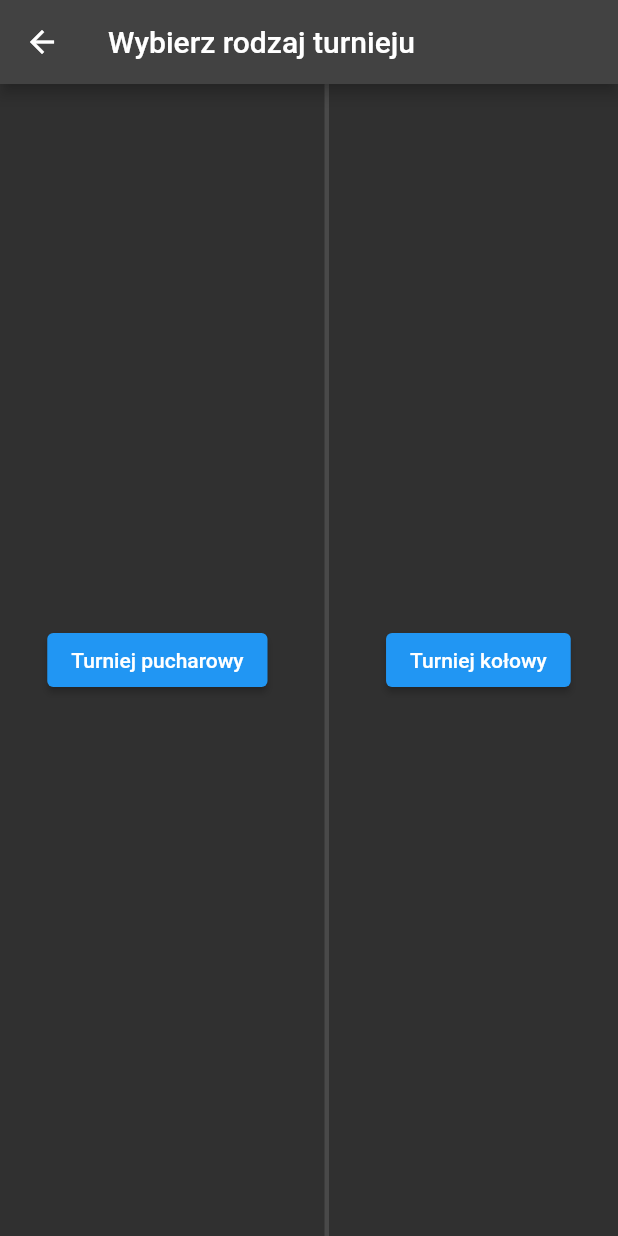
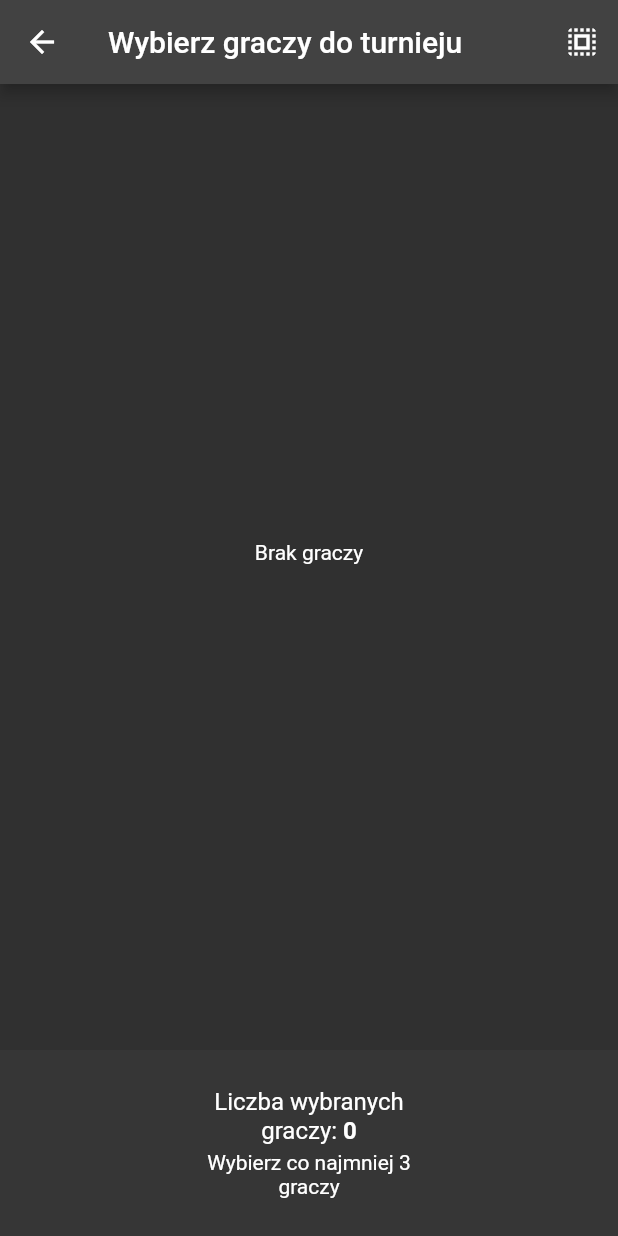
Before and after one commit to LislaV208/pingpong-score-tracker, a Flutter app: the TournamentTypeScreen screen opened by its route, after a tap on "Turniej kołowy", on a phone screen of 412 x 824 dp. Run offline on Flutter 3.47's test engine with Material 2 defaults, Android fonts, the phone set to English and light mode, and no system bars; our stand-ins replace flutter_bloc, flutter_hooks, freezed_annotation, hydrated_bloc, random_string, wakelock; missing offline and left inert: duration, stack.

Commit message:
Implement circular tournament players screen

```diff
--- a/lib/app.dart
+++ b/lib/app.dart
@@ -9,9 +9,11 @@ import 'package:pingpong_score_tracker/match/screens/double_match_config_screen.
 import 'package:pingpong_score_tracker/match/screens/double_match_screen.dart';
 import 'package:pingpong_score_tracker/match/screens/single_match_config_screen.dart';
 import 'package:pingpong_score_tracker/players/screens/players_screen.dart';
-import 'package:pingpong_score_tracker/tournament/bracket/screens/bracket_players_screen.dart';
+import 'package:pingpong_score_tracker/tournament/bracket/screens/bracket_tournament_players_screen.dart';
 import 'package:pingpong_score_tracker/tournament/bracket/screens/bracket_tournament_screen.dart';
 import 'package:pingpong_score_tracker/tournament/tournament_type_screen.dart';
+
+import 'tournament/circular/screens/circular_tournament_players_screen.dart';
 
 part 'app_routes.dart';
 
--- a/lib/app_routes.dart
+++ b/lib/app_routes.dart
@@ -11,8 +11,11 @@ final _appRoutes = {
   PlayersScreen.route: (_) => const PlayersScreen(),
   // AddEditPlayerScreen needs parameters, so it uses anonymous navigation
   // AddEditPlayerScreen.route: (_) => const AddEditPlayerScreen(),
-  BracketPlayersScreen.route: (_) => const BracketPlayersScreen(),
+  BracketTournamentPlayersScreen.route: (_) =>
+      const BracketTournamentPlayersScreen(),
   BracketTournamentScreen.route: (_) => const BracketTournamentScreen(),
   ConfigurationScreen.route: (_) => const ConfigurationScreen(),
   TournamentTypeScreen.route: (_) => const TournamentTypeScreen(),
+  CircularTournamentPlayersScreen.route: (_) =>
+      const CircularTournamentPlayersScreen(),
 };
--- a/lib/default_values.dart
+++ b/lib/default_values.dart
@@ -5,4 +5,7 @@ class DefaultValues {
   static const setsInMatch = 2;
   static const maxPlayersCount = 32;
   static const maxPlayerNameLength = 12;
+  static const minCircularTournamentPlayersCount = 3;
+
+  static const approxTimePerMatch = Duration(minutes: 5);
 }
--- a/lib/tournament/bracket/screens/bracket_players_screen.dart
+++ b/lib/tournament/circular/screens/circular_tournament_players_screen.dart
@@ -1,5 +1,3 @@
-import 'dart:math';
-
 import 'package:flutter/material.dart';
 import 'package:flutter_bloc/flutter_bloc.dart';
 import 'package:flutter_hooks/flutter_hooks.dart';
@@ -8,12 +6,13 @@ import 'package:pingpong_score_tracker/players/bloc/players_cubit.dart';
 import 'package:pingpong_score_tracker/players/bloc/players_state.dart';
 import 'package:pingpong_score_tracker/tournament/bracket/bloc/bracket_tournament_cubit.dart';
 import 'package:pingpong_score_tracker/tournament/bracket/screens/bracket_tournament_screen.dart';
+import 'package:pingpong_score_tracker/tournament/circular/widgets/approx_time_button.dart';
 import 'package:pingpong_score_tracker/widgets/players_list.dart';
 
-class BracketPlayersScreen extends HookWidget {
-  const BracketPlayersScreen({super.key});
+class CircularTournamentPlayersScreen extends HookWidget {
+  const CircularTournamentPlayersScreen({super.key});
 
-  static const route = 'bracket-tournament-players';
+  static const route = 'circular-tournament-players';
 
   @override
   Widget build(BuildContext context) {
@@ -129,8 +128,6 @@ class _BottomPanel extends StatelessWidget {
 
   @override
   Widget build(BuildContext context) {
-    final missingPlayersCount = _calculateMissingPlayers(selectedPlayersCount);
-
     return Container(
       color: const Color.fromARGB(255, 54, 54, 54),
       width: MediaQuery.of(context).size.width,
@@ -139,9 +136,35 @@ class _BottomPanel extends StatelessWidget {
       ),
       child: Row(
         children: [
-          const Spacer(),
           Expanded(
             flex: 3,
+            child: Align(
+              alignment: Alignment.centerLeft,
+              child: Padding(
+                padding: const EdgeInsets.symmetric(
+                  horizontal: 24.0,
+                  vertical: 14.0,
+                ),
+                child: Padding(
+                  padding: EdgeInsets.only(
+                    left: MediaQuery.of(context).padding.left,
+                  ),
+                  child: AnimatedSlide(
+                    duration: const Duration(milliseconds: 250),
+                    offset: selectedPlayersCount >=
+                            DefaultValues.minCircularTournamentPlayersCount
+                        ? Offset.zero
+                        : const Offset(0, 2),
+                    child: ApproxTimeButton(
+                      matchesToPlayCount: matchesToPlayCount,
+                    ),
+                  ),
+                ),
+              ),
+            ),
+          ),
+          Expanded(
+            flex: 4,
             child: Column(
               children: [
                 RichText(
@@ -157,30 +180,14 @@ class _BottomPanel extends StatelessWidget {
                     ],
                   ),
                 ),
-                if (missingPlayersCount > 0)
-                  Padding(
-                    padding: const EdgeInsets.only(top: 4.0),
-                    child: RichText(
-                      textAlign: TextAlign.center,
-                      text: TextSpan(
-                        text: 'Brakuje ',
-                        style: const TextStyle(fontSize: 14.0),
-                        children: <TextSpan>[
-                          TextSpan(
-                            text: _calculateMissingPlayers(selectedPlayersCount)
-                                .toString(),
-                            style: const TextStyle(
-                                fontWeight: FontWeight.bold, color: Colors.red),
-                          ),
-                          TextSpan(
-                            text: missingPlayersCount == 1
-                                ? ' gracza'
-                                : ' graczy',
-                          )
-                        ],
-                      ),
-                    ),
+                Padding(
+                  padding: const EdgeInsets.only(top: 4.0),
+                  child: Text(
+                    _getHelperTextValue(),
+                    style: const TextStyle(fontSize: 14.0),
+                    textAlign: TextAlign.center,
                   ),
+                ),
                 if (selectedPlayersCount >= DefaultValues.maxPlayersCount)
                   const Padding(
                     padding: EdgeInsets.only(top: 4.0),
@@ -192,6 +199,7 @@ class _BottomPanel extends StatelessWidget {
             ),
           ),
           Expanded(
+            flex: 3,
             child: Align(
               alignment: Alignment.centerRight,
               child: Padding(
@@ -201,10 +209,12 @@ class _BottomPanel extends StatelessWidget {
                 ),
                 child: Padding(
                   padding: EdgeInsets.only(
-                      right: MediaQuery.of(context).padding.right),
+                    right: MediaQuery.of(context).padding.right,
+                  ),
                   child: AnimatedSlide(
                     duration: const Duration(milliseconds: 250),
-                    offset: missingPlayersCount <= 0
+                    offset: selectedPlayersCount >=
+                            DefaultValues.minCircularTournamentPlayersCount
                         ? Offset.zero
                         : const Offset(0, 2),
                     child: FloatingActionButton.small(
@@ -221,14 +231,19 @@ class _BottomPanel extends StatelessWidget {
     );
   }
 
-  int _calculateMissingPlayers(int selectedPlayersCount) {
-    var power = 2;
-    var playersNeeded = pow(2, power);
-    while (playersNeeded < selectedPlayersCount) {
-      power++;
-      playersNeeded = pow(2, power);
+  int get matchesToPlayCount =>
+      selectedPlayersCount * (selectedPlayersCount - 1) ~/ 2;
+
+  String _getHelperTextValue() {
+    if (selectedPlayersCount <
+        DefaultValues.minCircularTournamentPlayersCount) {
+      return 'Wybierz co najmniej 3 graczy';
     }
 
-    return (playersNeeded - selectedPlayersCount).truncate();
+    return _getGamesToPlayText();
+  }
+
+  String _getGamesToPlayText() {
+    return 'Liczba meczy do rozegrania: $matchesToPlayCount';
   }
 }
--- /dev/null
+++ b/lib/tournament/circular/services/tournament_time_calculator.dart
@@ -0,0 +1,15 @@
+import 'package:pingpong_score_tracker/default_values.dart';
+
+class TournamentTimeCalculator {
+  const TournamentTimeCalculator({
+    required this.matchesToPlayCount,
+  });
+
+  final int matchesToPlayCount;
+
+  Duration calculate() {
+    const timePerMatch = DefaultValues.approxTimePerMatch;
+    final tournamentDuration = timePerMatch * matchesToPlayCount;
+    return tournamentDuration;
+  }
+}
--- /dev/null
+++ b/lib/tournament/circular/widgets/approx_time_button.dart
@@ -0,0 +1,40 @@
+import 'package:duration/duration.dart';
+import 'package:flutter/material.dart';
+import 'package:pingpong_score_tracker/tournament/circular/services/tournament_time_calculator.dart';
+
+class ApproxTimeButton extends StatelessWidget {
+  const ApproxTimeButton({
+    super.key,
+    required this.matchesToPlayCount,
+  });
+
+  final int matchesToPlayCount;
+
+  @override
+  Widget build(BuildContext context) {
+    return TextButton.icon(
+      onPressed: () {},
+      icon: const Icon(Icons.timer),
+      label: Text(
+        _getLabel(),
+        textAlign: TextAlign.center,
+      ),
+    );
+  }
+
+  String _getLabel() {
+    final tournamentTimeCalculator = TournamentTimeCalculator(
+      matchesToPlayCount: matchesToPlayCount,
+    );
+    final approxTime = tournamentTimeCalculator.calculate();
+
+    final formattedApproxTime = prettyDuration(
+      approxTime,
+      abbreviated: true,
+      delimiter: ' ',
+      spacer: '',
+    );
+
+    return 'Szacowany czas: $formattedApproxTime';
+  }
+}
--- a/lib/tournament/tournament_type_screen.dart
+++ b/lib/tournament/tournament_type_screen.dart
@@ -2,8 +2,9 @@ import 'package:flutter/material.dart';
 import 'package:flutter_bloc/flutter_bloc.dart';
 import 'package:pingpong_score_tracker/tournament/bracket/bloc/bracket_tournament_cubit.dart';
 import 'package:pingpong_score_tracker/tournament/bracket/bloc/bracket_tournament_state.dart';
-import 'package:pingpong_score_tracker/tournament/bracket/screens/bracket_players_screen.dart';
+import 'package:pingpong_score_tracker/tournament/bracket/screens/bracket_tournament_players_screen.dart';
 import 'package:pingpong_score_tracker/tournament/bracket/screens/bracket_tournament_screen.dart';
+import 'package:pingpong_score_tracker/tournament/circular/screens/circular_tournament_players_screen.dart';
 
 class TournamentTypeScreen extends StatelessWidget {
   const TournamentTypeScreen({super.key});
@@ -28,7 +29,7 @@ class TournamentTypeScreen extends StatelessWidget {
               ),
               const VerticalDivider(thickness: 3.0),
               ElevatedButton(
-                onPressed: () {},
+                onPressed: () => _goToCircularTournamentScreen(context),
                 child: const Text('Turniej kołowy'),
               ),
             ],
@@ -41,9 +42,15 @@ class TournamentTypeScreen extends StatelessWidget {
   void _goToBracketTournamentScreen(BuildContext context) {
     final tournamentState = context.read<BracketTournamentCubit>().state;
     final routeName = tournamentState == BracketTournamentState.notStarted()
-        ? BracketPlayersScreen.route
+        ? BracketTournamentPlayersScreen.route
         : BracketTournamentScreen.route;
 
     Navigator.of(context).pushNamed(routeName);
   }
+
+  void _goToCircularTournamentScreen(BuildContext context) {
+    // TODO: go to different route based on circural tournament state
+
+    Navigator.of(context).pushNamed(CircularTournamentPlayersScreen.route);
+  }
 }
--- a/lib/widgets/elevated_circle_button.dart
+++ b/lib/widgets/elevated_circle_button.dart
@@ -37,6 +37,7 @@ class ElevatedCircleButton extends StatelessWidget {
                   Text(
                     label!,
                     style: Theme.of(context).textTheme.bodySmall,
+                    textAlign: TextAlign.center,
                   ),
                 ],
               ),
```
Also changed, not shown: lib/tournament/bracket/screens/bracket_tournament_players_screen.dart (added, +234 -0 lines).
